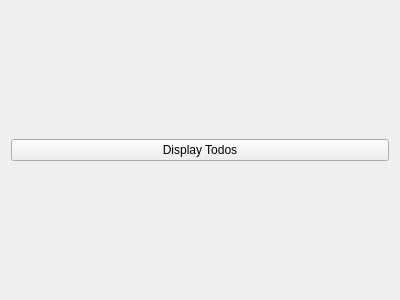
Qt form Projet/View/infointeractions.ui (KieceDonc/L3_CDAA) before a commit.
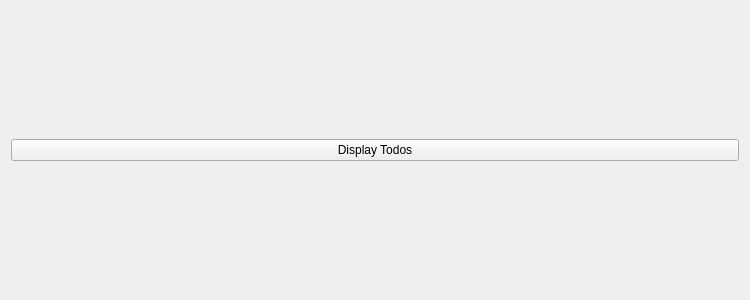
The same form after that commit.

What changed in the file:
```diff
--- a/Projet/View/infointeractions.ui
+++ b/Projet/View/infointeractions.ui
@@ -6,10 +6,16 @@
    <rect>
     <x>0</x>
     <y>0</y>
-    <width>400</width>
+    <width>750</width>
     <height>300</height>
    </rect>
   </property>
+  <property name="minimumSize">
+   <size>
+    <width>750</width>
+    <height>250</height>
+   </size>
+  </property>
   <property name="windowTitle">
    <string>Form</string>
   </property>
```
